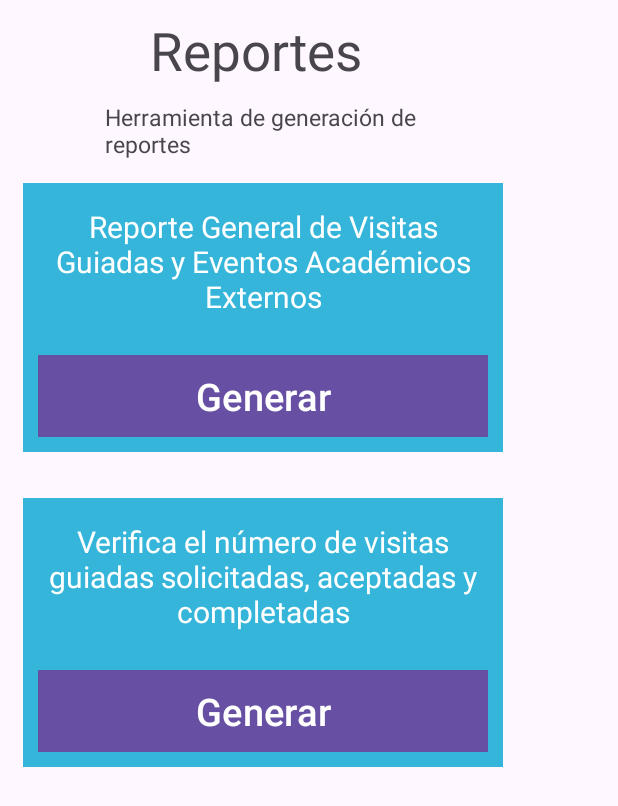
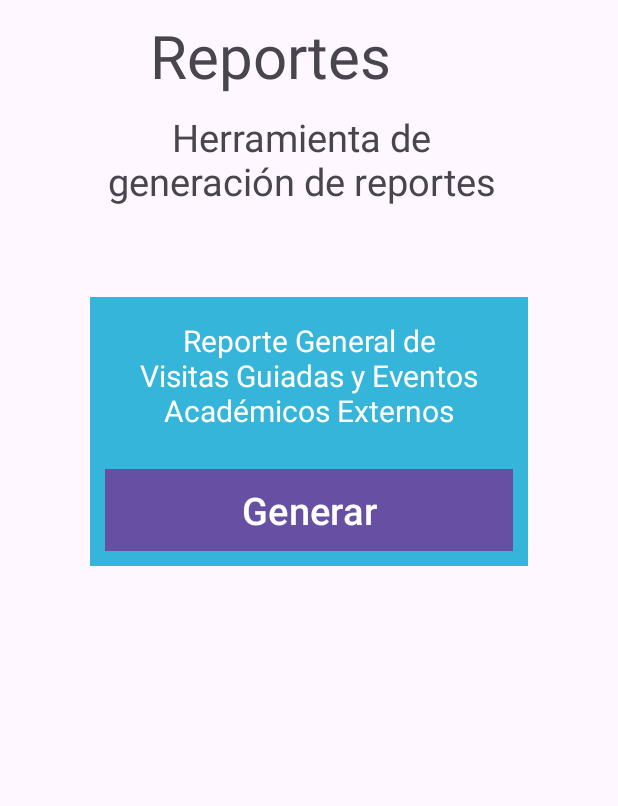
Before and after one commit to JairoAlan/EduXploraAndroid, an Android app: the fragment reportes_Coor shown on its own in the app's theme, on a phone screen of 412 x 824 dp. Shown: the top 806 px of the screen. Run offline under Robolectric (Android 15) with nearby library versions, the phone set to English and light mode, and no system bars; libraries missing offline, so code that uses them is left out: com.itextpdf.text; network calls fail.

Commit message:
Borrado general y para cambiar iconos del nav menu

```diff
--- a/app/build.gradle.kts
+++ b/app/build.gradle.kts
@@ -39,6 +39,7 @@ android {
 dependencies {
 
     implementation("com.android.volley:volley:1.2.1")
+    implementation("com.itextpdf:itextg:5.5.10")
     implementation("androidx.appcompat:appcompat:1.6.1")
     implementation("com.google.android.material:material:1.11.0")
     implementation("androidx.constraintlayout:constraintlayout:2.1.4")
--- a/app/src/main/AndroidManifest.xml
+++ b/app/src/main/AndroidManifest.xml
@@ -3,6 +3,7 @@
     xmlns:tools="http://schemas.android.com/tools">
 
     <uses-permission android:name="android.permission.INTERNET" />
+    <uses-permission android:name="android.permission.WRITE_EXTERNAL_STORAGE" />
 
     <application
         android:allowBackup="true"
@@ -14,9 +15,7 @@
         android:supportsRtl="true"
         android:theme="@style/Theme.EduxploraP"
         tools:targetApi="31">
-        <activity
-            android:name=".Localizacion"
-            android:exported="false" />
+
         <activity
             android:name=".MainActivity"
             android:exported="false" />
--- a/app/src/main/java/com/example/eduxplorap/MainActivity.java
+++ b/app/src/main/java/com/example/eduxplorap/MainActivity.java
@@ -72,7 +72,7 @@ public class MainActivity extends AppCompatActivity {
 
         binding.materialToolBar.setOnMenuItemClickListener(item ->{
             if(item.getItemId() == R.id.iNoti){
-                replaceFragment(new Notificacion_Fragment());
+                replaceFragment(new reportes_Coor());
             }else if(item.getItemId() == R.id.iCuenta){
                 replaceFragment(new localizaciongps());
             }
--- a/app/src/main/java/com/example/eduxplorap/reportes_Coor.java
+++ b/app/src/main/java/com/example/eduxplorap/reportes_Coor.java
@@ -1,12 +1,26 @@
 package com.example.eduxplorap;
+
+import static com.itextpdf.text.pdf.PdfName.FONT;
 
 import android.os.Bundle;
 
 import androidx.fragment.app.Fragment;
 
+import android.os.Environment;
 import android.view.LayoutInflater;
 import android.view.View;
 import android.view.ViewGroup;
+import android.widget.Button;
+
+import com.itextpdf.text.Document;
+import com.itextpdf.text.DocumentException;
+import com.itextpdf.text.Paragraph;
+import com.itextpdf.text.pdf.PdfWriter;
+
+import java.io.File;
+import java.io.FileOutputStream;
+import java.util.Date;
+
 
 /**
  * A simple {@link Fragment} subclass.
@@ -14,6 +28,8 @@ import android.view.ViewGroup;
  * create an instance of this fragment.
  */
 public class reportes_Coor extends Fragment {
+
+    Button btnRepo_Gen;
 
     // TODO: Rename parameter arguments, choose names that match
     // the fragment initialization parameters, e.g. ARG_ITEM_NUMBER
@@ -58,7 +74,61 @@ public class reportes_Coor extends Fragment {
     @Override
     public View onCreateView(LayoutInflater inflater, ViewGroup container,
                              Bundle savedInstanceState) {
-        // Inflate the layout for this fragment
-        return inflater.inflate(R.layout.fragment_reportes__coor, container, false);
+        View view = inflater.inflate(R.layout.fragment_reportes__coor, container, false);
+
+        btnRepo_Gen = view.findViewById(R.id.btnRepo_Gen);
+
+        btnRepo_Gen.setOnClickListener(new View.OnClickListener() {
+            @Override
+            public void onClick(View v) {
+                createPDF();
+            }
+        });
+
+
+
+
+
+
+
+        return view;
     }
+
+    public void createPDF() {
+        Document doc = new Document();
+        try {
+            String path = Environment.getExternalStorageDirectory().getAbsolutePath() + "/Reporte.pdf";
+            File file = new File(path);
+            FileOutputStream fos = new FileOutputStream(file);
+            PdfWriter.getInstance(doc, fos);
+            doc.open();
+            addTitlePage(doc);
+            doc.close();
+            fos.close();
+        } catch (Exception e) {
+            e.printStackTrace();
+        }
+    }
+
+    public void addTitlePage(Document doc) throws DocumentException {
+
+        Paragraph preface = new Paragraph();
+        // Agrega un espacio
+        addEmptyLine(preface, 1);
+        // Agrega un título
+        preface.add(new Paragraph("Reporte"));
+        addEmptyLine(preface, 1);
+        // Agrega una fecha
+        preface.add(new Paragraph(new Date().toString()));
+        addEmptyLine(preface, 2);
+        doc.add(preface);
+    }
+
+    public void addEmptyLine(Paragraph paragraph, int number) {
+        for (int i = 0; i < number; i++) {
+            paragraph.add(new Paragraph(" "));
+        }
+    }
+
+
 }
--- a/app/src/main/res/layout/fragment_reportes__coor.xml
+++ b/app/src/main/res/layout/fragment_reportes__coor.xml
@@ -13,7 +13,7 @@
             android:layout_width="wrap_content"
             android:layout_height="wrap_content"
             android:text="Reportes"
-            android:textSize="35sp"
+            android:textSize="40sp"
             android:layout_marginTop="10sp"
             android:layout_marginLeft="100sp"
             android:layout_marginRight="80sp"
@@ -23,7 +23,8 @@
             android:layout_width="wrap_content"
             android:layout_height="wrap_content"
             android:text="Herramienta de generación de reportes"
-            android:textSize="15sp"
+            android:textSize="25sp"
+            android:textAlignment="center"
             android:layout_below="@id/tvRepor"
             android:layout_marginTop="10sp"
             android:layout_marginLeft="70sp"
@@ -35,7 +36,7 @@
             android:layout_height="wrap_content"
             android:orientation="vertical"
             android:background="#35B5D9"
-            android:layout_margin="15sp"
+            android:layout_margin="60sp"
             android:layout_below="@id/tvHerra"
             android:id="@+id/llPrimera">
 
@@ -50,7 +51,7 @@
                 android:id="@+id/tvRepoGen"/>
 
             <Button
-                android:layout_width="300sp"
+                android:layout_width="match_parent"
                 android:layout_height="wrap_content"
                 android:text="Generar"
                 android:textSize="25sp"
@@ -60,36 +61,6 @@
 
         </LinearLayout>
 
-        <LinearLayout
-            android:layout_width="320sp"
-            android:layout_height="wrap_content"
-            android:orientation="vertical"
-            android:background="#35B5D9"
-            android:layout_margin="15sp"
-            android:layout_below="@id/llPrimera">
-
-            <TextView
-                android:layout_width="wrap_content"
-                android:layout_height="wrap_content"
-                android:text="Verifica el número de visitas guiadas solicitadas, aceptadas y completadas"
-                android:textColor="@color/white"
-                android:textSize="20sp"
-                android:textAlignment="center"
-                android:padding="15sp"
-                android:id="@+id/tvRepoEsta"/>
-
-            <Button
-                android:layout_width="300sp"
-                android:layout_height="wrap_content"
-                android:text="Generar"
-                android:textSize="25sp"
-                android:layout_margin="10sp"
-                android:background="#115366"
-                android:id="@+id/btnRepo_Est"/>
-
-        </LinearLayout>
-
-
 
     </RelativeLayout>
 
```
